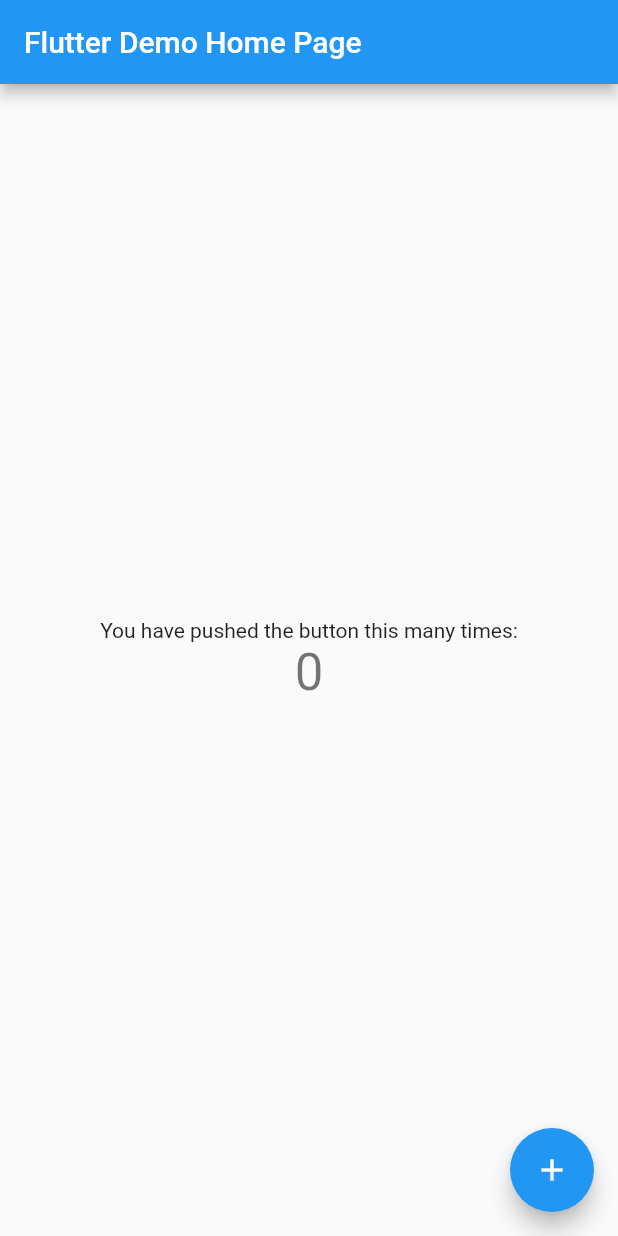
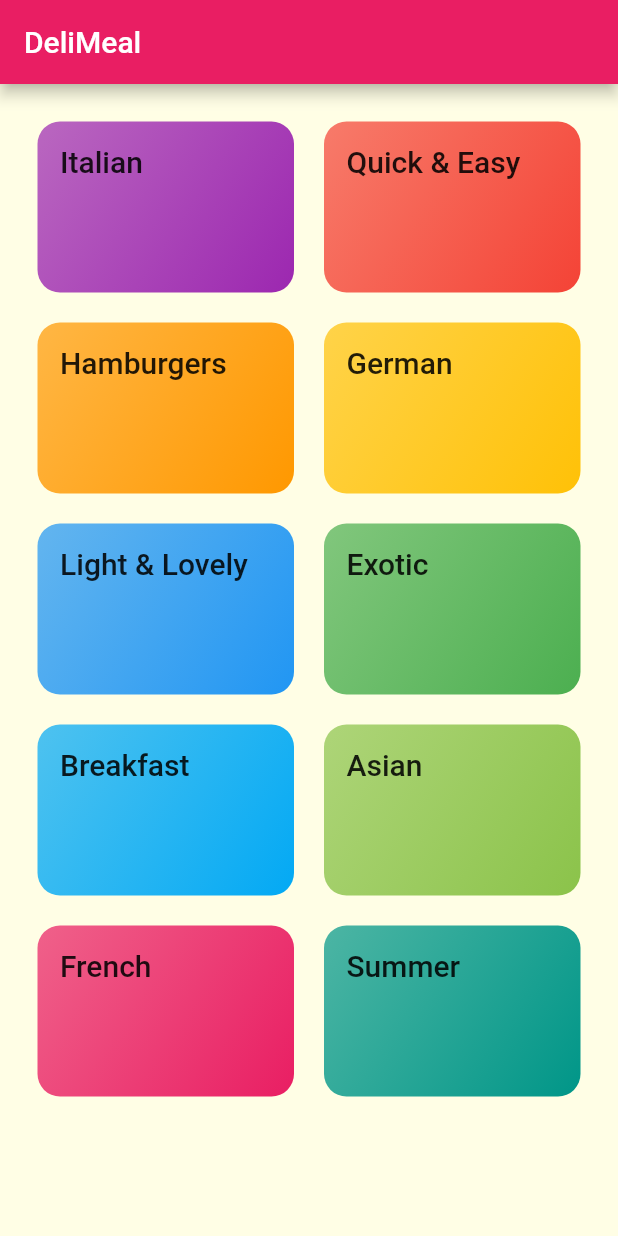
Before and after one commit to achaudhary591/Flutter_Meals_App, a Flutter app: the screen it shows after launch, on a phone screen of 412 x 824 dp. Run offline on Flutter 3.47's test engine with Material 2 defaults, Android fonts, the light colour scheme and no system bars.

Commit message:
basic navigation:

```diff
--- /dev/null
+++ b/lib/categories_screen.dart
@@ -0,0 +1,33 @@
+import 'package:flutter/material.dart';
+
+import './dummy_data.dart';
+import './category_item.dart';
+
+class CategoriesScreen extends StatelessWidget {
+  @override
+  Widget build(BuildContext context) {
+    return Scaffold(
+      appBar: AppBar(
+        title: const Text('DeliMeal'),
+      ),
+      body: GridView(
+        padding: const EdgeInsets.all(25),
+        gridDelegate: const SliverGridDelegateWithMaxCrossAxisExtent(
+          maxCrossAxisExtent: 200,
+          childAspectRatio: 3 / 2,
+          crossAxisSpacing: 20,
+          mainAxisSpacing: 20,
+        ),
+        children: DUMMY_CATEGORIES
+            .map(
+              (catData) => CategoryItem(
+            catData.id,
+            catData.title,
+            catData.color,
+          ),
+        )
+            .toList(),
+      ),
+    );
+  }
+}
--- /dev/null
+++ b/lib/category_item.dart
@@ -0,0 +1,48 @@
+import 'package:flutter/material.dart';
+
+import './category_meals_screen.dart';
+
+class CategoryItem extends StatelessWidget {
+  final String id;
+  final String title;
+  final Color color;
+
+  CategoryItem(this.id, this.title, this.color);
+
+  void selectCategory(BuildContext ctx) {
+    Navigator.of(ctx).pushNamed(
+      CategoryMealsScreen.routeName,
+      arguments: {
+        'id': id,
+        'title': title,
+      },
+    );
+  }
+
+  @override
+  Widget build(BuildContext context) {
+    return InkWell(
+      onTap: () => selectCategory(context),
+      splashColor: Theme.of(context).primaryColor,
+      borderRadius: BorderRadius.circular(15),
+      child: Container(
+        padding: const EdgeInsets.all(15),
+        child: Text(
+          title,
+          style: Theme.of(context).textTheme.titleLarge,
+        ),
+        decoration: BoxDecoration(
+          gradient: LinearGradient(
+            colors: [
+              color.withOpacity(0.7),
+              color,
+            ],
+            begin: Alignment.topLeft,
+            end: Alignment.bottomRight,
+          ),
+          borderRadius: BorderRadius.circular(15),
+        ),
+      ),
+    );
+  }
+}
--- /dev/null
+++ b/lib/category_meals_screen.dart
@@ -0,0 +1,27 @@
+import 'package:flutter/material.dart';
+
+class CategoryMealsScreen extends StatelessWidget {
+  static const routeName = '/category-meals';
+  // final String categoryId;
+  // final String categoryTitle;
+
+  // CategoryMealsScreen(this.categoryId, this.categoryTitle);
+
+  @override
+  Widget build(BuildContext context) {
+    final routeArgs =
+    ModalRoute.of(context)!.settings.arguments as Map<String, String>;
+    final categoryTitle = routeArgs['title'];
+    final categoryId = routeArgs['id'];
+    return Scaffold(
+      appBar: AppBar(
+        title: Text(categoryTitle!),
+      ),
+      body: Center(
+        child: Text(
+          'The Recipes For The Category!',
+        ),
+      ),
+    );
+  }
+}
--- /dev/null
+++ b/lib/dummy_data.dart
@@ -0,0 +1,56 @@
+import 'package:flutter/material.dart';
+
+import './models/category.dart';
+
+const DUMMY_CATEGORIES = [
+  Category(
+    id: 'c1',
+    title: 'Italian',
+    color: Colors.purple,
+  ),
+  Category(
+    id: 'c2',
+    title: 'Quick & Easy',
+    color: Colors.red,
+  ),
+  Category(
+    id: 'c3',
+    title: 'Hamburgers',
+    color: Colors.orange,
+  ),
+  Category(
+    id: 'c4',
+    title: 'German',
+    color: Colors.amber,
+  ),
+  Category(
+    id: 'c5',
+    title: 'Light & Lovely',
+    color: Colors.blue,
+  ),
+  Category(
+    id: 'c6',
+    title: 'Exotic',
+    color: Colors.green,
+  ),
+  Category(
+    id: 'c7',
+    title: 'Breakfast',
+    color: Colors.lightBlue,
+  ),
+  Category(
+    id: 'c8',
+    title: 'Asian',
+    color: Colors.lightGreen,
+  ),
+  Category(
+    id: 'c9',
+    title: 'French',
+    color: Colors.pink,
+  ),
+  Category(
+    id: 'c10',
+    title: 'Summer',
+    color: Colors.teal,
+  ),
+];
--- a/lib/main.dart
+++ b/lib/main.dart
@@ -1,115 +1,39 @@
 import 'package:flutter/material.dart';
 
-void main() {
-  runApp(const MyApp());
-}
+import './category_meals_screen.dart';
+import './categories_screen.dart';
+
+void main() => runApp(MyApp());
 
 class MyApp extends StatelessWidget {
-  const MyApp({super.key});
-
-  // This widget is the root of your application.
   @override
   Widget build(BuildContext context) {
     return MaterialApp(
-      title: 'Flutter Demo',
+      title: 'Meal-App',
+      debugShowCheckedModeBanner: false,
       theme: ThemeData(
-        // This is the theme of your application.
-        //
-        // Try running your application with "flutter run". You'll see the
-        // application has a blue toolbar. Then, without quitting the app, try
-        // changing the primarySwatch below to Colors.green and then invoke
-        // "hot reload" (press "r" in the console where you ran "flutter run",
-        // or simply save your changes to "hot reload" in a Flutter IDE).
-        // Notice that the counter didn't reset back to zero; the application
-        // is not restarted.
-        primarySwatch: Colors.blue,
+        // useMaterial3: true,
+        canvasColor: Color.fromRGBO(255, 254, 229, 1),
+        fontFamily: 'Raleway',
+        textTheme: ThemeData.light().textTheme.copyWith(
+            bodyLarge: TextStyle(
+              color: Color.fromRGBO(20, 51, 51, 1),
+            ),
+            bodyMedium: TextStyle(
+              color: Color.fromRGBO(20, 51, 51, 1),
+            ),
+            titleMedium: TextStyle(
+              fontSize: 20,
+              fontFamily: 'RobotoCondensed',
+              fontWeight: FontWeight.bold,
+            )), colorScheme: ColorScheme.fromSwatch(primarySwatch: Colors.pink).copyWith(secondary: Colors.amber),
       ),
-      home: const MyHomePage(title: 'Flutter Demo Home Page'),
+      // home: CategoriesScreen(),
+      initialRoute: '/', // default is '/'
+      routes: {
+        '/': (ctx) => CategoriesScreen(),
+        CategoryMealsScreen.routeName: (ctx) => CategoryMealsScreen(),
+      },
     );
   }
 }
-
-class MyHomePage extends StatefulWidget {
-  const MyHomePage({super.key, required this.title});
-
-  // This widget is the home page of your application. It is stateful, meaning
-  // that it has a State object (defined below) that contains fields that affect
-  // how it looks.
-
-  // This class is the configuration for the state. It holds the values (in this
-  // case the title) provided by the parent (in this case the App widget) and
-  // used by the build method of the State. Fields in a Widget subclass are
-  // always marked "final".
-
-  final String title;
-
-  @override
-  State<MyHomePage> createState() => _MyHomePageState();
-}
-
-class _MyHomePageState extends State<MyHomePage> {
-  int _counter = 0;
-
-  void _incrementCounter() {
-    setState(() {
-      // This call to setState tells the Flutter framework that something has
-      // changed in this State, which causes it to rerun the build method below
-      // so that the display can reflect the updated values. If we changed
-      // _counter without calling setState(), then the build method would not be
-      // called again, and so nothing would appear to happen.
-      _counter++;
-    });
-  }
-
-  @override
-  Widget build(BuildContext context) {
-    // This method is rerun every time setState is called, for instance as done
-    // by the _incrementCounter method above.
-    //
-    // The Flutter framework has been optimized to make rerunning build methods
-    // fast, so that you can just rebuild anything that needs updating rather
-    // than having to individually change instances of widgets.
-    return Scaffold(
-      appBar: AppBar(
-        // Here we take the value from the MyHomePage object that was created by
-        // the App.build method, and use it to set our appbar title.
-        title: Text(widget.title),
-      ),
-      body: Center(
-        // Center is a layout widget. It takes a single child and positions it
-        // in the middle of the parent.
-        child: Column(
-          // Column is also a layout widget. It takes a list of children and
-          // arranges them vertically. By default, it sizes itself to fit its
-          // children horizontally, and tries to be as tall as its parent.
-          //
-          // Invoke "debug painting" (press "p" in the console, choose the
-          // "Toggle Debug Paint" action from the Flutter Inspector in Android
-          // Studio, or the "Toggle Debug Paint" command in Visual Studio Code)
-          // to see the wireframe for each widget.
-          //
-          // Column has various properties to control how it sizes itself and
-          // how it positions its children. Here we use mainAxisAlignment to
-          // center the children vertically; the main axis here is the vertical
-          // axis because Columns are vertical (the cross axis would be
-          // horizontal).
-          mainAxisAlignment: MainAxisAlignment.center,
-          children: <Widget>[
-            const Text(
-              'You have pushed the button this many times:',
-            ),
-            Text(
-              '$_counter',
-              style: Theme.of(context).textTheme.headlineMedium,
-            ),
-          ],
-        ),
-      ),
-      floatingActionButton: FloatingActionButton(
-        onPressed: _incrementCounter,
-        tooltip: 'Increment',
-        child: const Icon(Icons.add),
-      ), // This trailing comma makes auto-formatting nicer for build methods.
-    );
-  }
-}
--- /dev/null
+++ b/lib/models/category.dart
@@ -0,0 +1,15 @@
+import 'package:flutter/material.dart';
+
+class Category{
+
+  final String id;
+  final String title;
+  final Color color;
+
+  const Category({
+    required this.id,
+    required this.title,
+    this.color = Colors.orange,
+  });
+
+}
```
Also changed, not shown: pubspec.yaml (+17 -0 lines), assets/fonts/Raleway-Black.ttf (added), assets/fonts/Raleway-Bold.ttf (added), assets/fonts/Raleway-Regular.ttf (added), assets/fonts/RobotoCondensed-Bold.ttf (added), assets/fonts/RobotoCondensed-Italic.ttf (added), assets/fonts/RobotoCondensed-Light.ttf (added), assets/fonts/RobotoCondensed-Regular.ttf (added), 1 other file.
